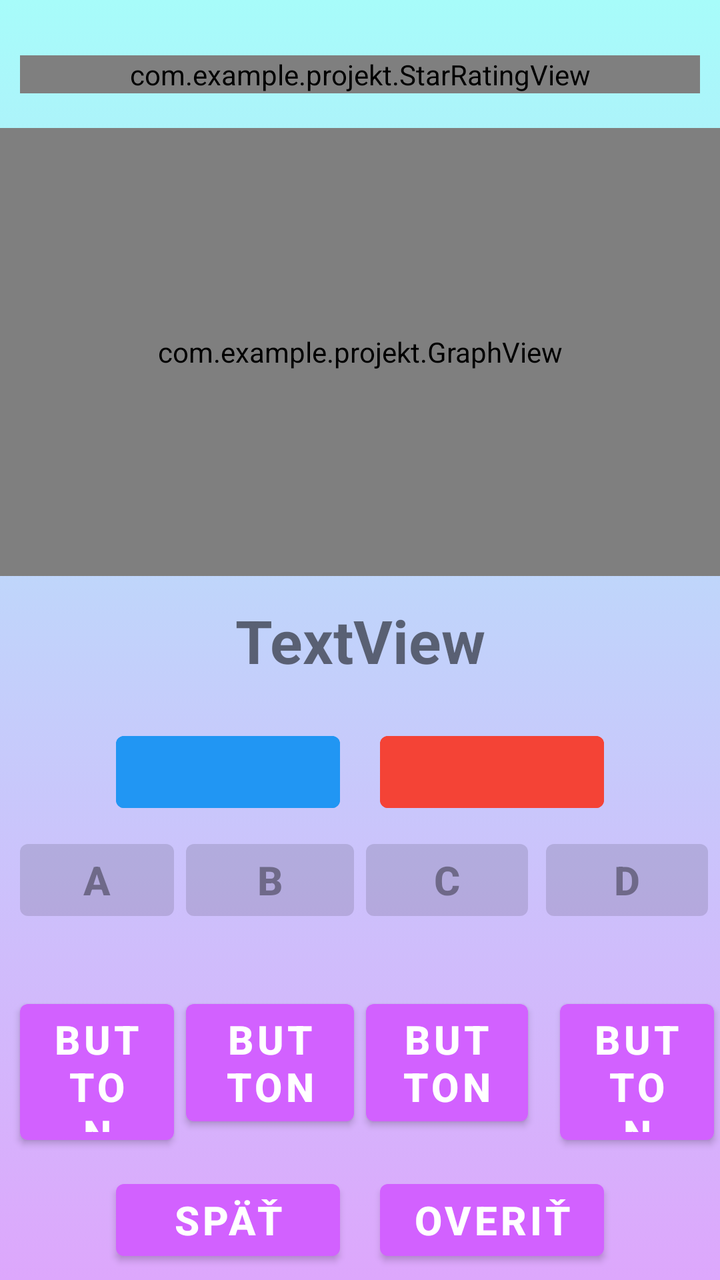
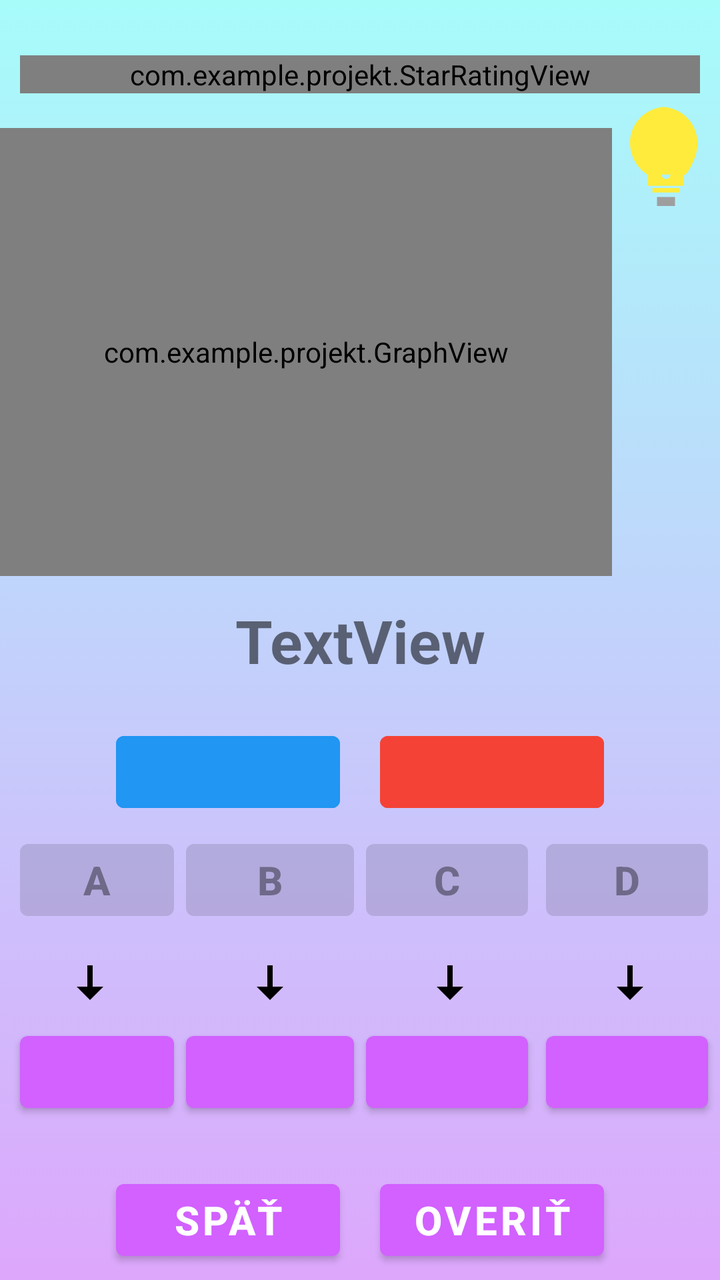

Before-and-after screenshots of an Android layout around one commit, followed by the original layout XML and the change that was made.
<!-- AndroidManifest.xml: application theme Theme.Projekt -->
<!-- res/layout/activity_level_one_four_buttons.xml -->
<?xml version="1.0" encoding="utf-8"?>
<androidx.constraintlayout.widget.ConstraintLayout xmlns:android="http://schemas.android.com/apk/res/android"
    xmlns:app="http://schemas.android.com/apk/res-auto"
    xmlns:tools="http://schemas.android.com/tools"
    android:id="@+id/linearLayout"
    android:layout_width="match_parent"
    android:layout_height="match_parent"
    android:background="@drawable/gradient_background"
    tools:context=".MainActivity">

    <com.example.projekt.StarRatingView
        android:id="@+id/starView"
        android:layout_width="0dp"
        android:layout_height="wrap_content"
        android:layout_marginStart="10dp"
        android:layout_marginTop="10dp"
        android:layout_marginEnd="10dp"
        app:layout_constraintBottom_toTopOf="@+id/guideline"
        app:layout_constraintEnd_toEndOf="parent"
        app:layout_constraintStart_toStartOf="parent"
        app:layout_constraintTop_toTopOf="parent"
        />

    <androidx.constraintlayout.widget.Guideline
        android:id="@+id/guideline"
        android:layout_width="wrap_content"
        android:layout_height="wrap_content"
        android:orientation="horizontal"
        app:layout_constraintGuide_percent="0.1" />

    <com.example.projekt.GraphView
        android:id="@+id/graphView"
        android:layout_height="0dp"
        android:layout_width="0dp"
        app:layout_constraintTop_toTopOf="@id/guideline"
        app:layout_constraintBottom_toTopOf="@id/guideline2"
        app:layout_constraintStart_toStartOf="parent"
        app:layout_constraintEnd_toEndOf="parent" />

    <androidx.constraintlayout.widget.Guideline
        android:id="@+id/guideline2"
        android:layout_width="wrap_content"
        android:layout_height="wrap_content"
        android:orientation="horizontal"
        app:layout_constraintGuide_percent="0.45" />

    <TextView
        android:id="@+id/textView"
        android:layout_width="wrap_content"
        android:layout_height="wrap_content"
        android:text="TextView"
        android:textSize="30sp"
        android:textStyle="bold"
        app:layout_constraintBottom_toTopOf="@+id/guideline3"
        app:layout_constraintEnd_toEndOf="parent"
        app:layout_constraintStart_toStartOf="parent"
        app:layout_constraintTop_toTopOf="@+id/guideline2" />

    <androidx.constraintlayout.widget.Guideline
        android:id="@+id/guideline3"
        android:layout_width="wrap_content"
        android:layout_height="wrap_content"
        android:orientation="horizontal"
        app:layout_constraintGuide_percent="0.55" />

    <Button
        android:id="@+id/button"
        android:layout_width="0dp"
        android:layout_height="wrap_content"
        android:layout_marginStart="58dp"
        android:layout_marginTop="10dp"
        android:layout_marginEnd="10dp"
        android:backgroundTint="#2196F3"
        android:text="@string/empty"
        app:layout_constraintEnd_toStartOf="@+id/button5"
        app:layout_constraintStart_toStartOf="parent"
        app:layout_constraintTop_toBottomOf="@+id/guideline3"
        tools:ignore="SpeakableTextPresentCheck"
        android:enabled="false" />

    <Button
        android:id="@+id/button5"
        android:layout_width="0dp"
        android:layout_height="wrap_content"
        android:layout_marginStart="10dp"
        android:layout_marginTop="10dp"
        android:layout_marginEnd="58dp"
        android:backgroundTint="#F44336"
        android:text="@string/empty"
        app:layout_constraintEnd_toEndOf="parent"
        app:layout_constraintStart_toEndOf="@id/button"
        app:layout_constraintTop_toBottomOf="@+id/guideline3"
        tools:ignore="SpeakableTextPresentCheck"
        android:enabled="false" />

    <androidx.constraintlayout.widget.Guideline
        android:id="@+id/guideline4"
        android:layout_width="wrap_content"
        android:layout_height="wrap_content"
        android:orientation="horizontal"
        app:layout_constraintGuide_percent="0.65" />

    <LinearLayout
        android:layout_width="0dp"
        android:layout_height="0dp"
        android:orientation="vertical"
        app:layout_constraintBottom_toTopOf="@+id/guideline5"
        app:layout_constraintEnd_toEndOf="parent"
        app:layout_constraintStart_toStartOf="parent"
        app:layout_constraintTop_toTopOf="@+id/guideline4">

        <LinearLayout
            android:id="@+id/buttonContainer"
            android:layout_width="match_parent"
            android:layout_height="0dp"
            android:layout_weight="1"
            android:orientation="horizontal">

            <Button
                android:id="@+id/button9"
                android:layout_width="0dp"
                android:layout_height="wrap_content"
                android:textSize="20sp"
                android:textStyle="bold"
                android:layout_weight="1"
                android:insetLeft="10dp"
                android:insetRight="3dp"
                android:text="A"
                android:enabled="false" />

            <Button
                android:id="@+id/button8"
                android:layout_width="0dp"
                android:layout_height="wrap_content"
                android:textSize="20sp"
                android:textStyle="bold"
                android:layout_weight="1"
                android:insetLeft="3dp"
                android:insetRight="3dp"
                android:text="B"
                android:enabled="false" />

            <Button
                android:id="@+id/button10"
                android:layout_width="0dp"
                android:layout_height="wrap_content"
                android:textSize="20sp"
                android:textStyle="bold"
                android:layout_weight="1"
                android:insetLeft="3dp"
                android:insetRight="6dp"
                android:text="C"
                android:enabled="false" />

            <Button
                android:id="@+id/button15"
                android:layout_width="0dp"
                android:layout_height="wrap_content"
                android:textSize="20sp"
                android:textStyle="bold"
                android:layout_weight="1"
                android:insetLeft="3dp"
                android:insetRight="6dp"
                android:text="D"
                android:enabled="false" />
        </LinearLayout>

        <LinearLayout
            android:id="@+id/buttonContainer2"
            android:layout_width="match_parent"
            android:layout_height="0dp"
            android:layout_weight="1"
            android:orientation="horizontal">

            <Button
                android:id="@+id/button11"
                android:layout_width="0dp"
                android:layout_height="wrap_content"
                android:layout_weight="1"
                android:insetLeft="10dp"
                android:insetRight="3dp"
                android:text="Button"
                android:textSize="20sp"
                android:textStyle="bold" />

            <Button
                android:id="@+id/button12"
                android:layout_width="0dp"
                android:layout_height="wrap_content"
                android:textSize="20sp"
                android:textStyle="bold"
                android:layout_weight="1"
                android:insetLeft="3dp"
                android:insetRight="3dp"
                android:text="Button" />

            <Button
                android:id="@+id/button13"
                android:layout_width="0dp"
                android:layout_height="wrap_content"
                android:textSize="20sp"
                android:textStyle="bold"
                android:layout_weight="1"
                android:insetLeft="3dp"
                android:insetRight="6dp"
                android:text="Button" />

            <Button
                android:id="@+id/button14"
                android:layout_width="0dp"
                android:layout_height="wrap_content"
                android:layout_weight="1"
                android:insetLeft="10dp"
                android:insetRight="3dp"
                android:text="Button"
                android:textSize="20sp"
                android:textStyle="bold" />
        </LinearLayout>

    </LinearLayout>

    <androidx.constraintlayout.widget.Guideline
        android:id="@+id/guideline5"
        android:layout_width="wrap_content"
        android:layout_height="wrap_content"
        android:orientation="horizontal"
        app:layout_constraintGuide_percent="0.9" />

    <Button
        android:id="@+id/button6"
        android:layout_width="0dp"
        android:layout_height="wrap_content"
        android:layout_marginStart="58dp"
        android:layout_marginTop="10dp"
        android:layout_marginEnd="10dp"
        android:text="@string/back"
        android:textSize="20sp"
        android:textStyle="bold"
        app:layout_constraintEnd_toStartOf="@+id/button7"
        app:layout_constraintStart_toStartOf="parent"
        app:layout_constraintTop_toBottomOf="@+id/guideline5" />

    <Button
        android:id="@+id/button7"
        android:layout_width="0dp"
        android:layout_height="wrap_content"
        android:layout_marginStart="10dp"
        android:layout_marginTop="10dp"
        android:layout_marginEnd="58dp"
        android:text="@string/verify"
        android:textSize="20sp"
        android:textStyle="bold"
        app:layout_constraintEnd_toEndOf="parent"
        app:layout_constraintStart_toEndOf="@id/button6"
        app:layout_constraintTop_toBottomOf="@+id/guideline5" />

</androidx.constraintlayout.widget.ConstraintLayout>
<!-- resources referenced by this layout -->
<resources>
  <!-- drawable gradient_background (drawable) -->
  <?xml version="1.0" encoding="utf-8"?>
  <selector xmlns:android="http://schemas.android.com/apk/res/android">
      <item>
          <shape>
              <gradient android:angle="90"
                  android:endColor="#A7FCFA"
                  android:startColor="#DDA7FC"
                  android:type="linear" />
          </shape>
      </item>
  </selector>
  <string name="back">SPÄŤ</string>
  <string name="empty" />
  <string name="verify">OVERIŤ</string>
  <style name="Theme.Projekt" parent="Theme.MaterialComponents.DayNight.NoActionBar">
          
          <item name="colorPrimary">#d261ff</item>
          <item name="colorPrimaryVariant">@color/purple_700</item>
          <item name="colorOnPrimary">@color/white</item>
          
          <item name="colorSecondary">@color/teal_200</item>
          <item name="colorSecondaryVariant">@color/teal_700</item>
          <item name="colorOnSecondary">@color/black</item>
          
          <item name="android:statusBarColor">?attr/colorPrimaryVariant</item>
          
      </style>
  <color name="purple_700">#FF3700B3</color>
  <color name="white">#FFFFFFFF</color>
  <color name="teal_200">#FF03DAC5</color>
  <color name="teal_700">#FF018786</color>
  <color name="black">#FF000000</color>
</resources>

<!-- the commit's change to res/layout/activity_level_one_four_buttons.xml (unified diff, before → after) -->
@@ -22,6 +22,13 @@
         />
 
     <androidx.constraintlayout.widget.Guideline
+        android:id="@+id/guidelineV"
+        android:layout_width="wrap_content"
+        android:layout_height="wrap_content"
+        android:orientation="vertical"
+        app:layout_constraintGuide_percent="0.85" />
+
+    <androidx.constraintlayout.widget.Guideline
         android:id="@+id/guideline"
         android:layout_width="wrap_content"
         android:layout_height="wrap_content"
@@ -35,7 +42,21 @@
         app:layout_constraintTop_toTopOf="@id/guideline"
         app:layout_constraintBottom_toTopOf="@id/guideline2"
         app:layout_constraintStart_toStartOf="parent"
-        app:layout_constraintEnd_toEndOf="parent" />
+        app:layout_constraintEnd_toEndOf="@id/guidelineV" />
+
+    <ImageView
+        android:id="@+id/lightbulb"
+        android:layout_width="0dp"
+        android:layout_height="wrap_content"
+        app:srcCompat="@drawable/lightbulb"
+        android:adjustViewBounds="true"
+        android:maxWidth="80dp"
+        android:maxHeight="80dp"
+        android:layout_marginBottom="200dp"
+        app:layout_constraintBottom_toTopOf="@+id/guideline2"
+        app:layout_constraintTop_toTopOf="@+id/guideline"
+        app:layout_constraintEnd_toEndOf="parent"
+        app:layout_constraintStart_toStartOf="@id/guidelineV" />
 
     <androidx.constraintlayout.widget.Guideline
         android:id="@+id/guideline2"
@@ -103,123 +124,188 @@
     <LinearLayout
         android:layout_width="0dp"
         android:layout_height="0dp"
-        android:orientation="vertical"
+        android:orientation="horizontal"
+        app:layout_constraintBottom_toTopOf="@+id/guideline7"
+        app:layout_constraintEnd_toEndOf="parent"
+        app:layout_constraintStart_toStartOf="parent"
+        app:layout_constraintTop_toTopOf="@+id/guideline4">
+
+        <Button
+            android:id="@+id/button9"
+            android:layout_width="0dp"
+            android:layout_height="wrap_content"
+            android:textSize="20sp"
+            android:textStyle="bold"
+            android:layout_weight="1"
+            android:insetLeft="10dp"
+            android:insetRight="3dp"
+            android:text="A"
+            android:enabled="false" />
+
+        <Button
+            android:id="@+id/button8"
+            android:layout_width="0dp"
+            android:layout_height="wrap_content"
+            android:textSize="20sp"
+            android:textStyle="bold"
+            android:layout_weight="1"
+            android:insetLeft="3dp"
+            android:insetRight="3dp"
+            android:text="B"
+            android:enabled="false" />
+
+        <Button
+            android:id="@+id/button10"
+            android:layout_width="0dp"
+            android:layout_height="wrap_content"
+            android:textSize="20sp"
+            android:textStyle="bold"
+            android:layout_weight="1"
+            android:insetLeft="3dp"
+            android:insetRight="6dp"
+            android:text="C"
+            android:enabled="false" />
+
+        <Button
+            android:id="@+id/button15"
+            android:layout_width="0dp"
+            android:layout_height="wrap_content"
+            android:textSize="20sp"
+            android:textStyle="bold"
+            android:layout_weight="1"
+            android:insetLeft="3dp"
+            android:insetRight="6dp"
+            android:text="D"
+            android:enabled="false" />
+
+    </LinearLayout>
+
+    <LinearLayout
+        android:layout_width="0dp"
+        android:layout_height="0dp"
+        android:orientation="horizontal"
+        app:layout_constraintBottom_toTopOf="@+id/guideline8"
+        app:layout_constraintEnd_toEndOf="parent"
+        app:layout_constraintStart_toStartOf="parent"
+        app:layout_constraintTop_toTopOf="@+id/guideline7">
+
+
+        <ImageView
+            android:layout_width="0dp"
+            android:layout_height="wrap_content"
+            app:srcCompat="@drawable/arrow_down"
+            android:adjustViewBounds="true"
+            android:layout_weight="1"
+            android:insetLeft="10dp"
+            android:insetRight="3dp"
+            android:maxWidth="80dp"
+            android:maxHeight="80dp" />
+
+        <ImageView
+            android:layout_width="0dp"
+            android:layout_height="wrap_content"
+            app:srcCompat="@drawable/arrow_down"
+            android:adjustViewBounds="true"
+            android:layout_weight="1"
+            android:insetLeft="10dp"
+            android:insetRight="3dp"
+            android:maxWidth="80dp"
+            android:maxHeight="80dp" />
+
+        <ImageView
+            android:layout_width="0dp"
+            android:layout_height="wrap_content"
+            app:srcCompat="@drawable/arrow_down"
+            android:adjustViewBounds="true"
+            android:layout_weight="1"
+            android:insetLeft="10dp"
+            android:insetRight="3dp"
+            android:maxWidth="80dp"
+            android:maxHeight="80dp" />
+
+        <ImageView
+            android:layout_width="0dp"
+            android:layout_height="wrap_content"
+            app:srcCompat="@drawable/arrow_down"
+            android:adjustViewBounds="true"
+            android:layout_weight="1"
+            android:insetLeft="10dp"
+            android:insetRight="3dp"
+            android:maxWidth="80dp"
+            android:maxHeight="80dp" />
+
+    </LinearLayout>
+
+    <LinearLayout
+        android:layout_width="0dp"
+        android:layout_height="0dp"
+        android:orientation="horizontal"
         app:layout_constraintBottom_toTopOf="@+id/guideline5"
         app:layout_constraintEnd_toEndOf="parent"
         app:layout_constraintStart_toStartOf="parent"
-        app:layout_constraintTop_toTopOf="@+id/guideline4">
-
-        <LinearLayout
-            android:id="@+id/buttonContainer"
-            android:layout_width="match_parent"
-            android:layout_height="0dp"
-            android:layout_weight="1"
-            android:orientation="horizontal">
-
-            <Button
-                android:id="@+id/button9"
-                android:layout_width="0dp"
-                android:layout_height="wrap_content"
-                android:textSize="20sp"
-                android:textStyle="bold"
-                android:layout_weight="1"
-                android:insetLeft="10dp"
-                android:insetRight="3dp"
-                android:text="A"
-                android:enabled="false" />
-
-            <Button
-                android:id="@+id/button8"
-                android:layout_width="0dp"
-                android:layout_height="wrap_content"
-                android:textSize="20sp"
-                android:textStyle="bold"
-                android:layout_weight="1"
-                android:insetLeft="3dp"
-                android:insetRight="3dp"
-                android:text="B"
-                android:enabled="false" />
-
-            <Button
-                android:id="@+id/button10"
-                android:layout_width="0dp"
-                android:layout_height="wrap_content"
-                android:textSize="20sp"
-                android:textStyle="bold"
-                android:layout_weight="1"
-                android:insetLeft="3dp"
-                android:insetRight="6dp"
-                android:text="C"
-                android:enabled="false" />
-
-            <Button
-                android:id="@+id/button15"
-                android:layout_width="0dp"
-                android:layout_height="wrap_content"
-                android:textSize="20sp"
-                android:textStyle="bold"
-                android:layout_weight="1"
-                android:insetLeft="3dp"
-                android:insetRight="6dp"
-                android:text="D"
-                android:enabled="false" />
-        </LinearLayout>
-
-        <LinearLayout
-            android:id="@+id/buttonContainer2"
-            android:layout_width="match_parent"
-            android:layout_height="0dp"
-            android:layout_weight="1"
-            android:orientation="horizontal">
-
-            <Button
-                android:id="@+id/button11"
-                android:layout_width="0dp"
-                android:layout_height="wrap_content"
-                android:layout_weight="1"
-                android:insetLeft="10dp"
-                android:insetRight="3dp"
-                android:text="Button"
-                android:textSize="20sp"
-                android:textStyle="bold" />
-
-            <Button
-                android:id="@+id/button12"
-                android:layout_width="0dp"
-                android:layout_height="wrap_content"
-                android:textSize="20sp"
-                android:textStyle="bold"
-                android:layout_weight="1"
-                android:insetLeft="3dp"
-                android:insetRight="3dp"
-                android:text="Button" />
-
-            <Button
-                android:id="@+id/button13"
-                android:layout_width="0dp"
-                android:layout_height="wrap_content"
-                android:textSize="20sp"
-                android:textStyle="bold"
-                android:layout_weight="1"
-                android:insetLeft="3dp"
-                android:insetRight="6dp"
-                android:text="Button" />
-
-            <Button
-                android:id="@+id/button14"
-                android:layout_width="0dp"
-                android:layout_height="wrap_content"
-                android:layout_weight="1"
-                android:insetLeft="10dp"
-                android:insetRight="3dp"
-                android:text="Button"
-                android:textSize="20sp"
-                android:textStyle="bold" />
-        </LinearLayout>
+        app:layout_constraintTop_toTopOf="@+id/guideline8">
+
+        <Button
+            android:id="@+id/button11"
+            android:layout_width="0dp"
+            android:layout_height="wrap_content"
+            android:layout_weight="1"
+            android:insetLeft="10dp"
+            android:insetRight="3dp"
+            android:text=""
+            android:textSize="20sp"
+            android:textStyle="bold" />
+
+        <Button
+            android:id="@+id/button12"
+            android:layout_width="0dp"
+            android:layout_height="wrap_content"
+            android:textSize="20sp"
+            android:textStyle="bold"
+            android:layout_weight="1"
+            android:insetLeft="3dp"
+            android:insetRight="3dp"
+            android:text="" />
+
+        <Button
+            android:id="@+id/button13"
+            android:layout_width="0dp"
+            android:layout_height="wrap_content"
+            android:textSize="20sp"
+            android:textStyle="bold"
+            android:layout_weight="1"
+            android:insetLeft="3dp"
+            android:insetRight="6dp"
+            android:text="" />
+
+        <Button
+            android:id="@+id/button14"
+            android:layout_width="0dp"
+            android:layout_height="wrap_content"
+            android:textSize="20sp"
+            android:textStyle="bold"
+            android:layout_weight="1"
+            android:insetLeft="3dp"
+            android:insetRight="6dp"
+            android:text="@string/empty" />
 
     </LinearLayout>
 
     <androidx.constraintlayout.widget.Guideline
+        android:id="@+id/guideline7"
+        android:layout_width="wrap_content"
+        android:layout_height="wrap_content"
+        android:orientation="horizontal"
+        app:layout_constraintGuide_percent="0.75" />
+
+    <androidx.constraintlayout.widget.Guideline
+        android:id="@+id/guideline8"
+        android:layout_width="wrap_content"
+        android:layout_height="wrap_content"
+        android:orientation="horizontal"
+        app:layout_constraintGuide_percent="0.80" />
+
+    <androidx.constraintlayout.widget.Guideline
         android:id="@+id/guideline5"
         android:layout_width="wrap_content"
         android:layout_height="wrap_content"
@@ -227,7 +313,7 @@
         app:layout_constraintGuide_percent="0.9" />
 
     <Button
-        android:id="@+id/button6"
+        android:id="@+id/buttonReturn"
         android:layout_width="0dp"
         android:layout_height="wrap_content"
         android:layout_marginStart="58dp"
@@ -251,7 +337,7 @@
         android:textSize="20sp"
         android:textStyle="bold"
         app:layout_constraintEnd_toEndOf="parent"
-        app:layout_constraintStart_toEndOf="@id/button6"
+        app:layout_constraintStart_toEndOf="@id/buttonReturn"
         app:layout_constraintTop_toBottomOf="@+id/guideline5" />
 
 </androidx.constraintlayout.widget.ConstraintLayout>
<!-- resource entries referenced after the edit -->
@@ -1,5 +1,21 @@
 <!-- resources referenced by this layout -->
 <resources>
+  <!-- drawable arrow_down (drawable) -->
+  <vector xmlns:android="http://schemas.android.com/apk/res/android"
+      android:width="24dp"
+      android:height="24dp"
+      android:viewportWidth="24"
+      android:viewportHeight="24">
+      
+      <path
+          android:fillColor="#000000"
+          android:pathData="M7,10l5,5 5,-5H7z"/>
+  
+      
+      <path
+          android:fillColor="#000000"
+          android:pathData="M11,2h2v8h-2z"/>
+  </vector>
   <!-- drawable gradient_background (drawable) -->
   <?xml version="1.0" encoding="utf-8"?>
   <selector xmlns:android="http://schemas.android.com/apk/res/android">
@@ -12,6 +28,22 @@
           </shape>
       </item>
   </selector>
+  <!-- drawable lightbulb (drawable) -->
+  <vector xmlns:android="http://schemas.android.com/apk/res/android"
+      android:width="24dp"
+      android:height="24dp"
+      android:viewportWidth="24"
+      android:viewportHeight="24">
+      
+      <path
+          android:fillColor="#FFEB3B"
+          android:pathData="M9,21h6v-1H9v1zm3-19c-4.42,0 -8,3.58 -8,8 0,2.66 1.31,5.12 3.31,6.63l0.69,0.52v2.35h8v-2.35l0.69,-0.52C17.69,15.12 19,12.66 19,10c0,-4.42 -3.58,-8 -8,-8zM12,18c-0.55,0 -1,-0.45 -1,-1h2c0,0.55 -0.45,1 -1,1z"/>
+  
+      
+      <path
+          android:fillColor="#9E9E9E"
+          android:pathData="M10,22h4v2h-4z"/>
+  </vector>
   <string name="back">SPÄŤ</string>
   <string name="empty" />
   <string name="verify">OVERIŤ</string>
